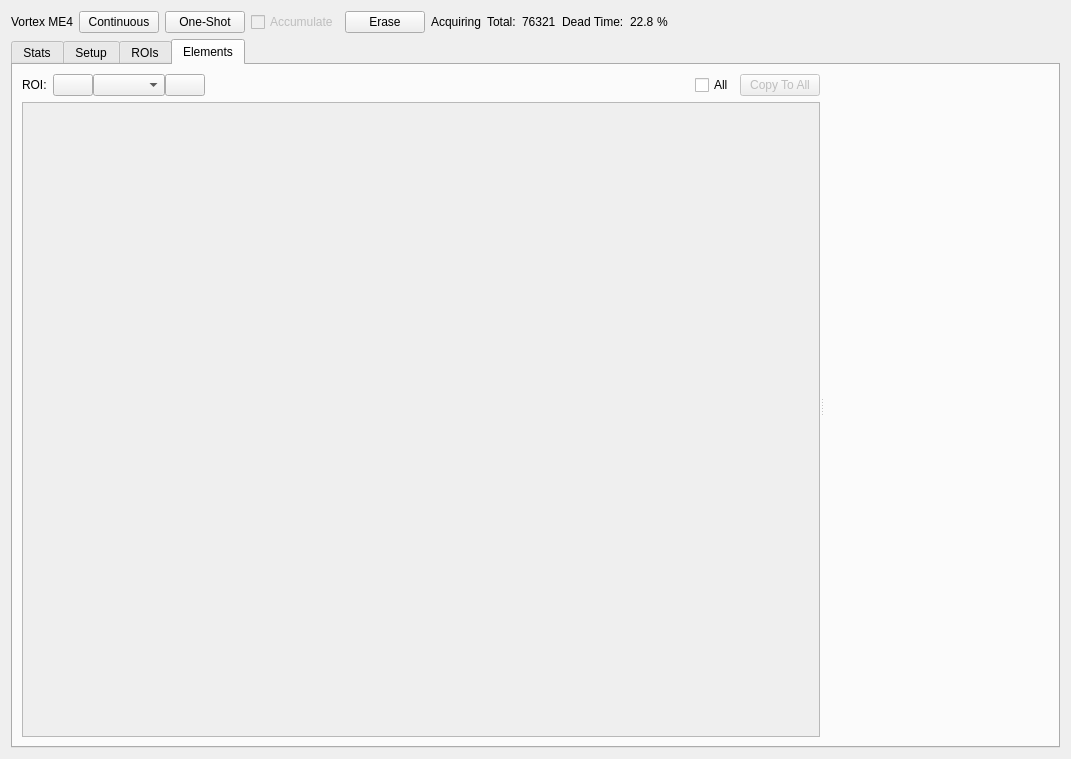
This is src/firefly/xrf_detector.ui in spc-group/haven as Qt 5 draws it before an edit. The edited form follows.
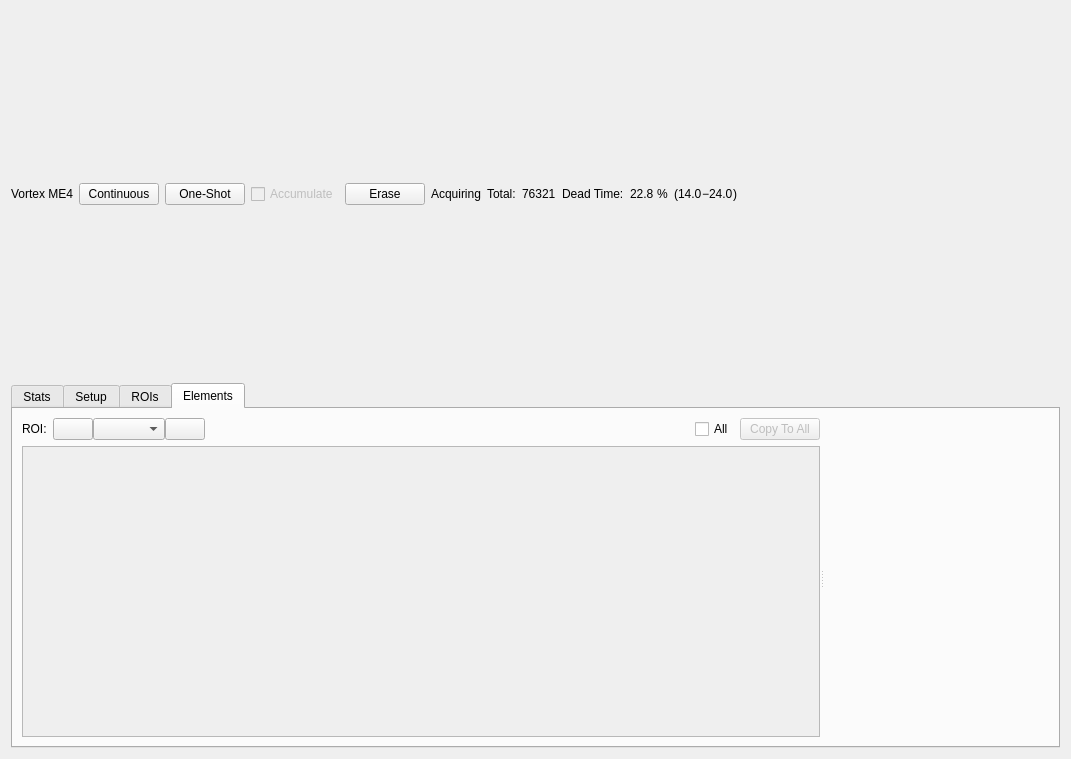
This is the edited form. Custom widgets are drawn as their Qt base class.

Commit message: Added dead time aggregate signals for Xspress device.

Patch:
```diff
--- a/src/firefly/xrf_detector.ui
+++ b/src/firefly/xrf_detector.ui
@@ -273,6 +273,57 @@
        </layout>
       </widget>
      </item>
+     <item>
+      <layout class="QHBoxLayout" name="horizontalLayout_7">
+       <property name="spacing">
+        <number>0</number>
+       </property>
+       <property name="rightMargin">
+        <number>0</number>
+       </property>
+       <item>
+        <widget class="QLabel" name="label_11">
+         <property name="text">
+          <string>(</string>
+         </property>
+        </widget>
+       </item>
+       <item>
+        <widget class="PyDMLabel" name="dead_time_min_label">
+         <property name="toolTip">
+          <string/>
+         </property>
+         <property name="text">
+          <string>14.0</string>
+         </property>
+        </widget>
+       </item>
+       <item>
+        <widget class="QLabel" name="label_12">
+         <property name="text">
+          <string>−</string>
+         </property>
+        </widget>
+       </item>
+       <item>
+        <widget class="PyDMLabel" name="PyDMLabel_34">
+         <property name="toolTip">
+          <string/>
+         </property>
+         <property name="text">
+          <string>24.0</string>
+         </property>
+        </widget>
+       </item>
+       <item>
+        <widget class="QLabel" name="label_13">
+         <property name="text">
+          <string>)</string>
+         </property>
+        </widget>
+       </item>
+      </layout>
+     </item>
      <item>
       <spacer name="horizontalSpacer_2">
        <property name="orientation">
```
Left out of the diff: 2 changed lines with no effect on the pictures. The commit also changes 4 other files.
